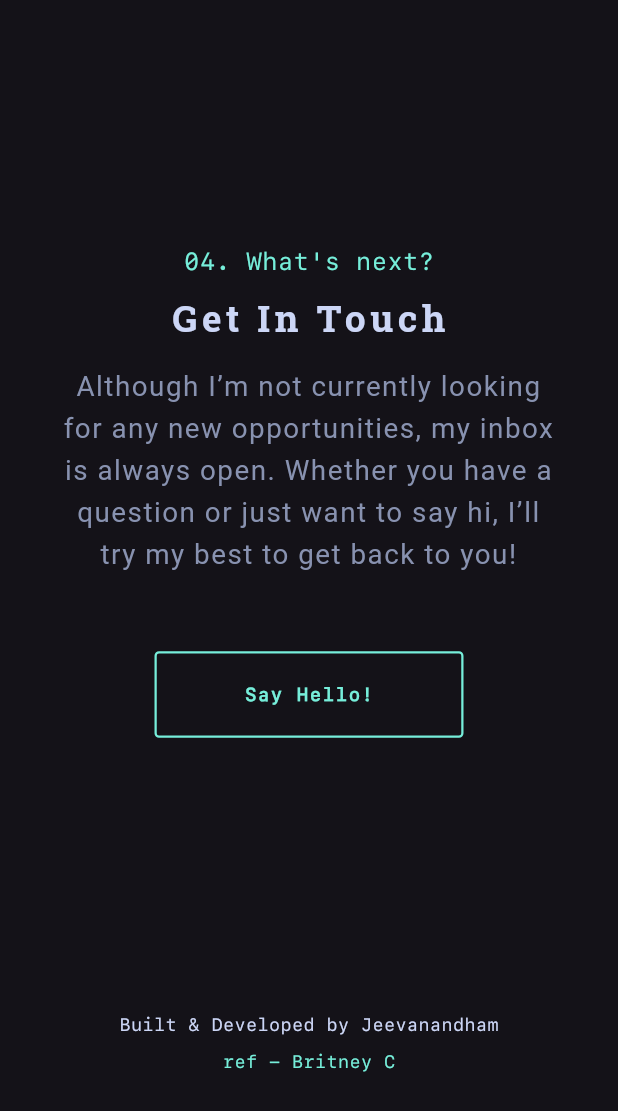
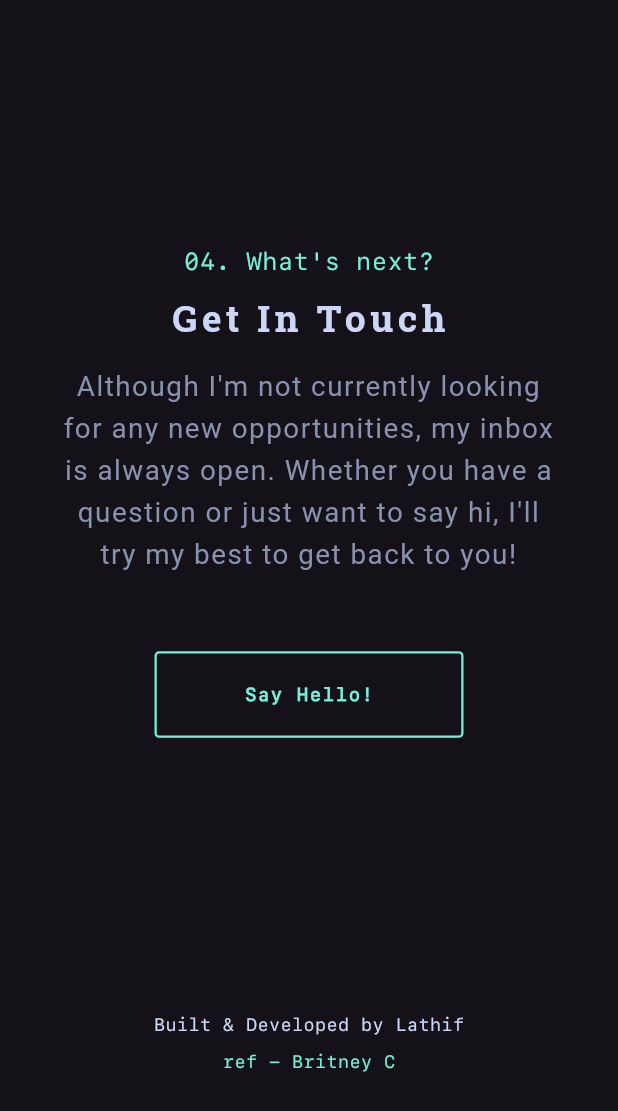
Before and after one commit to lathifrdp/portfolio-full, a Flutter app: the ContactMobile widget shown alone on an empty page, opened directly, on a phone screen of 412 x 824 dp. Shown: the top 1111 px of the screen. Run offline on Flutter 3.47's test engine with Material 3 defaults, Android fonts, the phone set to English and light mode, and no system bars; our stand-ins replace flutter_riverpod, flutter_svg, google_fonts, scroll_to_index.

```diff
--- a/lib/resource/appClass.dart
+++ b/lib/resource/appClass.dart
@@ -12,14 +12,14 @@ class AppClass {
   ScrollController controller = ScrollController();
 
   /* URL */
-  static final resumeDownloadURL = '''https://jeeva-portfolio.s3.amazonaws.com/JEEVANANDHAM's+Resume.pdf''';
+  static final resumeDownloadURL = "";
 
-  static final gitSafeC19 = '''https://github.com/jeeva-HBK/SafeC19''';
+  static final gitSafeC19 = '';
 
   // static final gitHermarts = '''https://github.com/jeeva-HBK/SafeC19''';
-  static final gitWtIot = '''https://github.com/jeeva-HBK/AutoChem''';
-  static final gitAutoStabilizer = '''https://github.com/jeeva-HBK/AutoStabilizer''';
-  static final gitPAT = '''https://github.com/jeeva-HBK/PAT''';
+  static final gitWtIot = '';
+  static final gitAutoStabilizer = '';
+  static final gitPAT = '';
 
   // static final gitAVM = '''https://github.com/jeeva-HBK/SafeC19''';
 
--- a/lib/view/contact/contactMobile.dart
+++ b/lib/view/contact/contactMobile.dart
@@ -85,7 +85,7 @@ class _ContactMobileState extends ConsumerState<ContactMobile> {
           Column(
             children: [
               Text(
-                '''Built & Developed by Jeevanandham''',
+                '''Built & Developed by Lathif''',
                 style: TextStyle(color: AppColors().textColor, fontSize: 12, fontFamily: 'sfmono'),
               ),
               Padding(
--- a/lib/view/contact/contactTab.dart
+++ b/lib/view/contact/contactTab.dart
@@ -87,7 +87,7 @@ class _ContactTabState extends ConsumerState<ContactTab> {
           Column(
             children: [
               Text(
-                '''Built & Developed by Jeevanandham''',
+                '''Built & Developed by Lathif''',
                 style: TextStyle(color: AppColors().textColor, fontSize: 12, fontFamily: 'sfmono'),
               ),
               Padding(
--- a/lib/view/contact/contactWeb.dart
+++ b/lib/view/contact/contactWeb.dart
@@ -87,7 +87,7 @@ class _ContactWebState extends ConsumerState<ContactWeb> {
           Column(
             children: [
               Text(
-                '''Built & Developed by Jeevanandham''',
+                '''Built & Developed by Lathif''',
                 style: TextStyle(color: AppColors().textColor, fontSize: 12, fontFamily: 'sfmono'),
               ),
               Padding(
--- a/lib/view/widget/rightPane.dart
+++ b/lib/view/widget/rightPane.dart
@@ -28,7 +28,7 @@ class _RightPaneState extends State<RightPane> {
                         child: RotatedBox(
                             quarterTurns: 1,
                             child: Text(
-                              'jeeva_hbk@yahoo.com',
+                              'lathifrdp@gmail.com',
                               style: TextStyle(letterSpacing: 1, color: AppColors().textColor, fontSize: 14, fontFamily: 'sfmono'),
                             )),
                       )
```
Also changed, not shown: lib/resource/strings.dart (+5 -5 lines).
